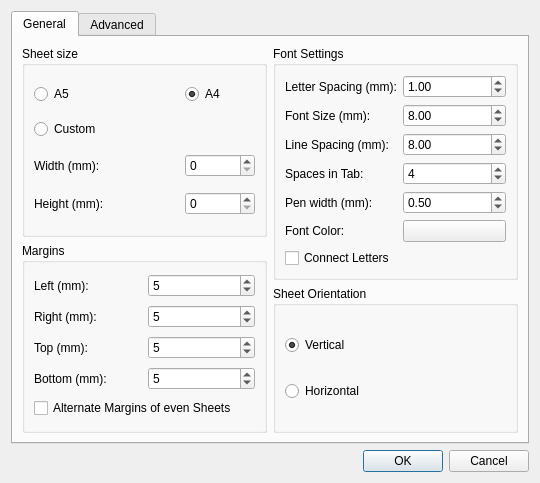
Before: the Qt Designer form preferencesdialog.ui in aizenbit/Scribbler, drawn with Qt 5.
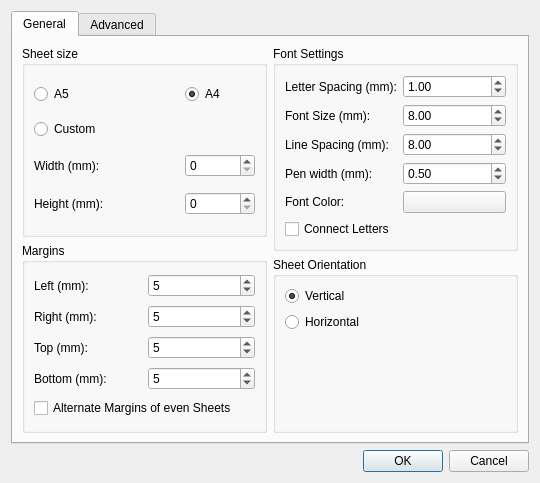
After: the same form once the commit is applied.

Diff of the .ui file:
```diff
--- a/preferencesdialog.ui
+++ b/preferencesdialog.ui
@@ -209,6 +209,13 @@
               </property>
              </widget>
             </item>
+            <item row="4" column="1">
+             <widget class="QPushButton" name="colorButton">
+              <property name="text">
+               <string/>
+              </property>
+             </widget>
+            </item>
             <item row="0" column="1">
              <widget class="QDoubleSpinBox" name="letterSpacingSpinBox">
               <property name="minimum">
@@ -222,24 +229,17 @@
               </property>
              </widget>
             </item>
+            <item row="5" column="0">
+             <widget class="QCheckBox" name="connectLettersCheckBox">
+              <property name="text">
+               <string>Connect Letters</string>
+              </property>
+             </widget>
+            </item>
             <item row="3" column="0">
-             <widget class="QLabel" name="label_11">
+             <widget class="QLabel" name="label_12">
               <property name="text">
-               <string>Spaces in Tab:</string>
-              </property>
-             </widget>
-            </item>
-            <item row="5" column="1">
-             <widget class="QPushButton" name="colorButton">
-              <property name="text">
-               <string/>
-              </property>
-             </widget>
-            </item>
-            <item row="3" column="1">
-             <widget class="QSpinBox" name="spacesInTabSpinBox">
-              <property name="value">
-               <number>4</number>
+               <string>Pen width (mm):</string>
               </property>
              </widget>
             </item>
@@ -250,7 +250,7 @@
               </property>
              </widget>
             </item>
-            <item row="4" column="1">
+            <item row="3" column="1">
              <widget class="QDoubleSpinBox" name="penWidthSpinBox">
               <property name="singleStep">
                <double>0.100000000000000</double>
@@ -261,20 +261,6 @@
              </widget>
             </item>
             <item row="4" column="0">
-             <widget class="QLabel" name="label_12">
-              <property name="text">
-               <string>Pen width (mm):</string>
-              </property>
-             </widget>
-            </item>
-            <item row="6" column="0">
-             <widget class="QCheckBox" name="connectLettersCheckBox">
-              <property name="text">
-               <string>Connect Letters</string>
-              </property>
-             </widget>
-            </item>
-            <item row="5" column="0">
              <widget class="QLabel" name="label_14">
               <property name="text">
                <string>Font Color:</string>
@@ -286,6 +272,12 @@
          </item>
          <item>
           <widget class="QGroupBox" name="groupBox_3">
+           <property name="sizePolicy">
+            <sizepolicy hsizetype="Preferred" vsizetype="Preferred">
+             <horstretch>0</horstretch>
+             <verstretch>0</verstretch>
+            </sizepolicy>
+           </property>
            <property name="title">
             <string>Sheet Orientation</string>
            </property>
@@ -302,6 +294,12 @@
             </item>
             <item>
              <widget class="QRadioButton" name="HRadioButton">
+              <property name="sizePolicy">
+               <sizepolicy hsizetype="Preferred" vsizetype="Preferred">
+                <horstretch>0</horstretch>
+                <verstretch>0</verstretch>
+               </sizepolicy>
+              </property>
               <property name="text">
                <string>Horizontal</string>
               </property>
@@ -310,6 +308,19 @@
               </property>
              </widget>
             </item>
+            <item>
+             <spacer name="verticalSpacer_3">
+              <property name="orientation">
+               <enum>Qt::Vertical</enum>
+              </property>
+              <property name="sizeHint" stdset="0">
+               <size>
+                <width>20</width>
+                <height>40</height>
+               </size>
+              </property>
+             </spacer>
+            </item>
            </layout>
           </widget>
          </item>
@@ -330,6 +341,24 @@
             <string>Advanced</string>
            </property>
            <layout class="QVBoxLayout" name="verticalLayout_5">
+            <item>
+             <layout class="QHBoxLayout" name="horizontalLayout_7">
+              <item>
+               <widget class="QLabel" name="label_11">
+                <property name="text">
+                 <string>Spaces in Tab:</string>
+                </property>
+               </widget>
+              </item>
+              <item>
+               <widget class="QSpinBox" name="spacesInTabSpinBox">
+                <property name="value">
+                 <number>4</number>
+                </property>
+               </widget>
+              </item>
+             </layout>
+            </item>
             <item>
              <layout class="QHBoxLayout" name="horizontalLayout_5">
               <item>
```
Left out of the diff: 32 changed lines with no effect on the pictures.
